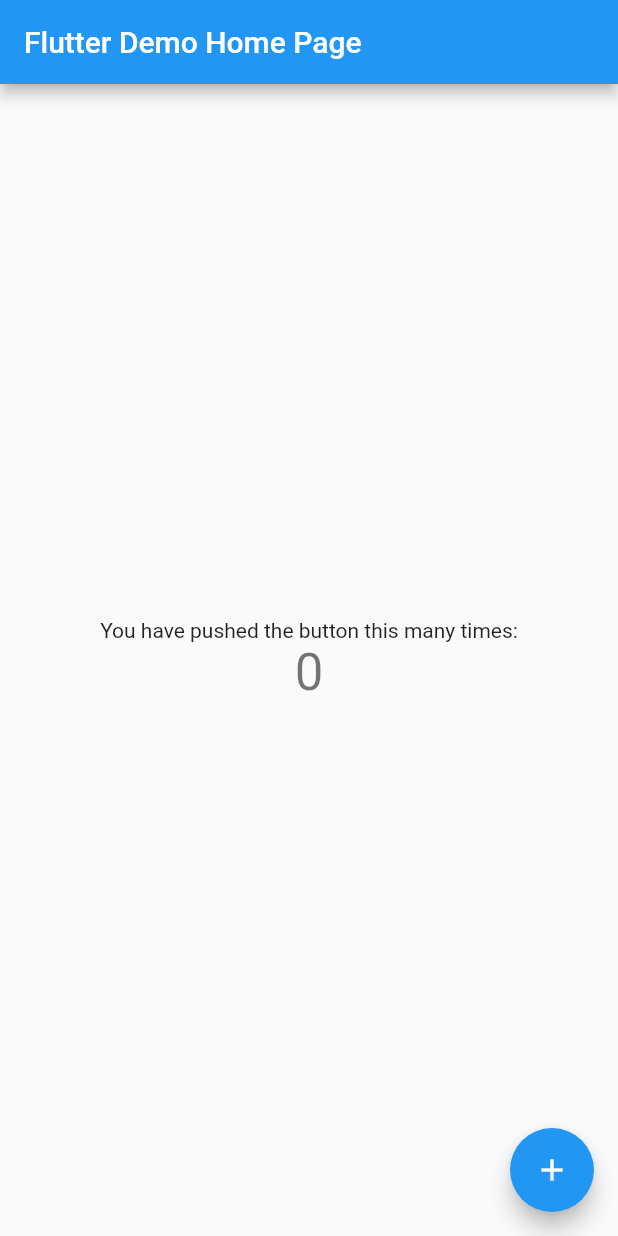
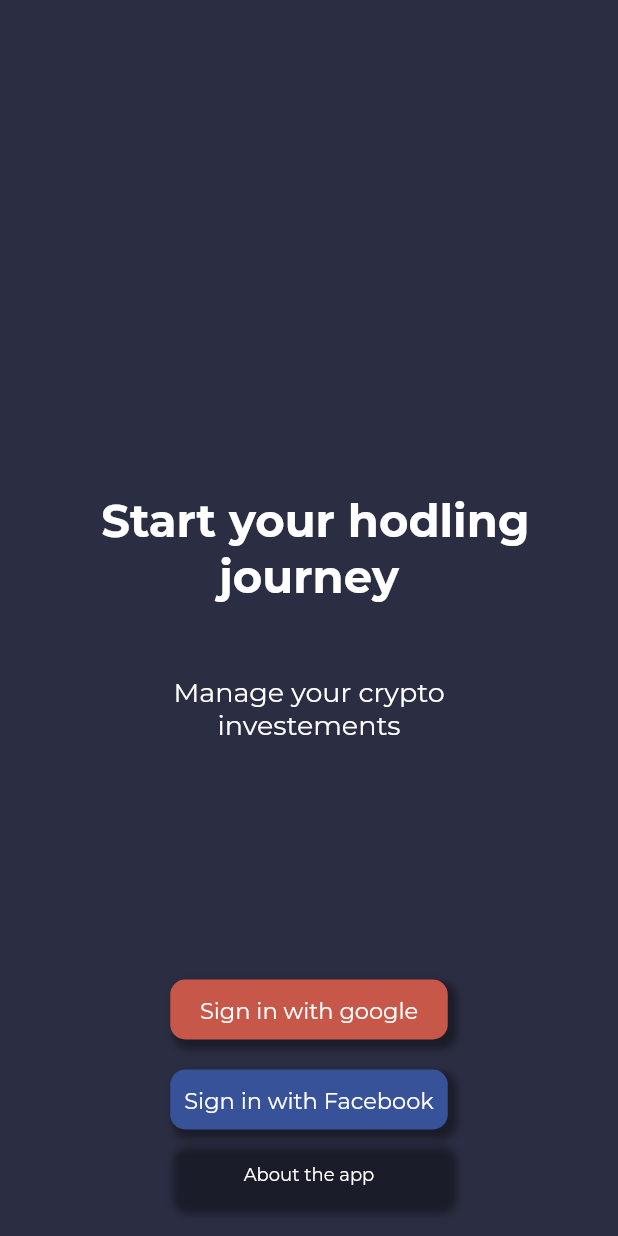
Before and after one commit to xeno097/crypto-journal-mobile, a Flutter app: the screen it shows after launch, on a phone screen of 412 x 824 dp. Run offline on Flutter 3.47's test engine with Material 2 defaults, Android fonts, the phone set to English and light mode, and no system bars; our stand-ins replace dartz, equatable, firebase_auth, firebase_core, flutter_riverpod, google_fonts and 4 more; accounts and stored records are empty.

Commit message:
started working on login page

```diff
--- /dev/null
+++ b/lib/app/user/presentation/pages/login_page.dart
@@ -0,0 +1,154 @@
+import 'package:flutter/material.dart';
+import 'package:google_fonts/google_fonts.dart';
+
+class LoginPage extends StatelessWidget {
+  const LoginPage({Key? key}) : super(key: key);
+
+  @override
+  Widget build(BuildContext context) {
+    return SafeArea(
+      child: Container(
+        color: Color(0xFF2B2D42),
+        alignment: Alignment.center,
+        padding: EdgeInsets.all(
+          21.0,
+        ),
+        child: Column(
+          crossAxisAlignment: CrossAxisAlignment.center,
+          children: [
+            Expanded(
+              child: Container(),
+            ),
+            Expanded(
+              child: Column(
+                mainAxisAlignment: MainAxisAlignment.spaceEvenly,
+                children: [
+                  Text(
+                    " Start your hodling journey",
+                    textAlign: TextAlign.center,
+                    style: GoogleFonts.montserrat(
+                      color: Colors.white,
+                      fontSize: 30.0,
+                      fontWeight: FontWeight.bold,
+                    ),
+                  ),
+                  Container(
+                    child: LayoutBuilder(
+                      builder: (context, constraints) {
+                        return Container(
+                          width: constraints.maxWidth / 2,
+                          child: Text(
+                            "Manage your crypto investements",
+                            textAlign: TextAlign.center,
+                            style: GoogleFonts.montserrat(
+                              color: Colors.white,
+                              fontSize: 18.0,
+                            ),
+                          ),
+                        );
+                      },
+                    ),
+                  ),
+                ],
+              ),
+            ),
+            Expanded(
+              child: Container(
+                child: Column(
+                  mainAxisAlignment: MainAxisAlignment.end,
+                  children: [
+                    Padding(
+                      padding: const EdgeInsets.symmetric(vertical: 10.0),
+                      child: BaseButton(
+                        backGroundColor: Color(0xFFC75749),
+                        child: Center(
+                          child: Text(
+                            "Sign in with google",
+                            style: GoogleFonts.montserrat(
+                              color: Colors.white,
+                              fontSize: 15.0,
+                            ),
+                          ),
+                        ),
+                      ),
+                    ),
+                    Padding(
+                      padding: const EdgeInsets.symmetric(
+                        vertical: 10.0,
+                      ),
+                      child: BaseButton(
+                        backGroundColor: Color(0xFF375299),
+                        child: Center(
+                          child: Text(
+                            "Sign in with Facebook",
+                            style: GoogleFonts.montserrat(
+                              color: Colors.white,
+                              fontSize: 15.0,
+                            ),
+                          ),
+                        ),
+                      ),
+                    ),
+                    BaseButton(
+                      backGroundColor: Colors.transparent,
+                      child: Center(
+                        child: Text(
+                          "About the app",
+                          style: GoogleFonts.montserrat(
+                            color: Colors.white,
+                            fontSize: 12.0,
+                          ),
+                        ),
+                      ),
+                    ),
+                  ],
+                ),
+              ),
+            )
+          ],
+        ),
+      ),
+    );
+  }
+}
+
+class BaseButton extends StatelessWidget {
+  final Widget child;
+  final Color backGroundColor;
+
+  const BaseButton({
+    Key? key,
+    required this.child,
+    required this.backGroundColor,
+  }) : super(key: key);
+
+  @override
+  Widget build(BuildContext context) {
+    return LayoutBuilder(
+      builder: (context, constraints) {
+        return Container(
+          height: 40.0,
+          width: constraints.maxWidth / 2,
+          child: this.child,
+          decoration: BoxDecoration(
+            boxShadow: [
+              BoxShadow(
+                color: Colors.black38,
+                spreadRadius: 2.0,
+                blurRadius: 4.0,
+                offset: Offset(
+                  4.0,
+                  4.0,
+                ),
+              ),
+            ],
+            color: this.backGroundColor,
+            borderRadius: BorderRadius.circular(
+              10.0,
+            ),
+          ),
+        );
+      },
+    );
+  }
+}
--- a/lib/main.dart
+++ b/lib/main.dart
@@ -1,3 +1,4 @@
+import 'package:crypto_journal_mobile/app/user/presentation/pages/login_page.dart';
 import 'package:firebase_core/firebase_core.dart';
 import 'package:flutter/material.dart';
 import 'package:flutter_riverpod/flutter_riverpod.dart';
@@ -10,23 +11,17 @@ void main() async {
 }
 
 class MyApp extends StatelessWidget {
-  // This widget is the root of your application.
   @override
   Widget build(BuildContext context) {
     return MaterialApp(
       title: 'Flutter Demo',
       theme: ThemeData(
-        // This is the theme of your application.
-        //
-        // Try running your application with "flutter run". You'll see the
-        // application has a blue toolbar. Then, without quitting the app, try
-        // changing the primarySwatch below to Colors.green and then invoke
-        // "hot reload" (press "r" in the console where you ran "flutter run",
-        // or simply save your changes to "hot reload" in a Flutter IDE).
-        // Notice that the counter didn't reset back to zero; the application
-        // is not restarted.
         primarySwatch: Colors.blue,
       ),
+      routes: {
+        "/login": (context) => LoginPage(),
+        // "/": (context) => LoginPage(),
+      },
       home: MyHomePage(title: 'Flutter Demo Home Page'),
     );
   }
@@ -35,15 +30,6 @@ class MyApp extends StatelessWidget {
 class MyHomePage extends StatefulWidget {
   MyHomePage({Key? key, required this.title}) : super(key: key);
 
-  // This widget is the home page of your application. It is stateful, meaning
-  // that it has a State object (defined below) that contains fields that affect
-  // how it looks.
-
-  // This class is the configuration for the state. It holds the values (in this
-  // case the title) provided by the parent (in this case the App widget) and
-  // used by the build method of the State. Fields in a Widget subclass are
-  // always marked "final".
-
   final String title;
 
   @override
@@ -51,68 +37,10 @@ class MyHomePage extends StatefulWidget {
 }
 
 class _MyHomePageState extends State<MyHomePage> {
-  int _counter = 0;
-
-  void _incrementCounter() {
-    setState(() {
-      // This call to setState tells the Flutter framework that something has
-      // changed in this State, which causes it to rerun the build method below
-      // so that the display can reflect the updated values. If we changed
-      // _counter without calling setState(), then the build method would not be
-      // called again, and so nothing would appear to happen.
-      _counter++;
-    });
-  }
-
   @override
   Widget build(BuildContext context) {
-    // This method is rerun every time setState is called, for instance as done
-    // by the _incrementCounter method above.
-    //
-    // The Flutter framework has been optimized to make rerunning build methods
-    // fast, so that you can just rebuild anything that needs updating rather
-    // than having to individually change instances of widgets.
     return Scaffold(
-      appBar: AppBar(
-        // Here we take the value from the MyHomePage object that was created by
-        // the App.build method, and use it to set our appbar title.
-        title: Text(widget.title),
-      ),
-      body: Center(
-        // Center is a layout widget. It takes a single child and positions it
-        // in the middle of the parent.
-        child: Column(
-          // Column is also a layout widget. It takes a list of children and
-          // arranges them vertically. By default, it sizes itself to fit its
-          // children horizontally, and tries to be as tall as its parent.
-          //
-          // Invoke "debug painting" (press "p" in the console, choose the
-          // "Toggle Debug Paint" action from the Flutter Inspector in Android
-          // Studio, or the "Toggle Debug Paint" command in Visual Studio Code)
-          // to see the wireframe for each widget.
-          //
-          // Column has various properties to control how it sizes itself and
-          // how it positions its children. Here we use mainAxisAlignment to
-          // center the children vertically; the main axis here is the vertical
-          // axis because Columns are vertical (the cross axis would be
-          // horizontal).
-          mainAxisAlignment: MainAxisAlignment.center,
-          children: <Widget>[
-            Text(
-              'You have pushed the button this many times:',
-            ),
-            Text(
-              '$_counter',
-              style: Theme.of(context).textTheme.headline4,
-            ),
-          ],
-        ),
-      ),
-      floatingActionButton: FloatingActionButton(
-        onPressed: _incrementCounter,
-        tooltip: 'Increment',
-        child: Icon(Icons.add),
-      ), // This trailing comma makes auto-formatting nicer for build methods.
+      body: LoginPage(),
     );
   }
 }
```
